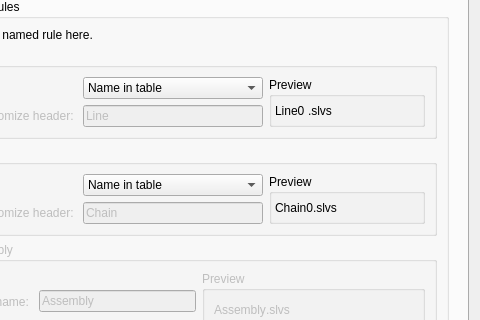
Old version of the form core/io/slvsType.ui in the repository KmolYuan/Pyslvs-UI; both pictures show x 82 to 562 and y 203 to 523 of the 562 by 710 pixel window.
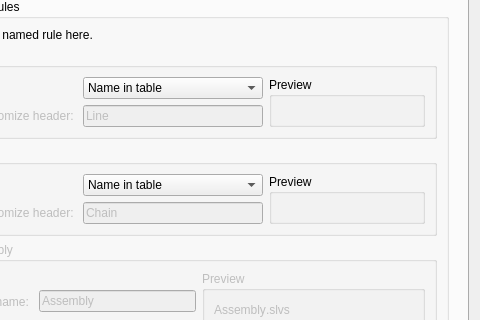
New version of the form. Icons and pictures are not drawn.

```diff
--- a/core/io/slvsType.ui
+++ b/core/io/slvsType.ui
@@ -300,20 +300,7 @@
                    <item>
                     <widget class="QLabel" name="LinkPreview">
                      <property name="text">
-                      <string>Line0</string>
-                     </property>
-                    </widget>
-                   </item>
-                   <item>
-                    <widget class="QLabel" name="label_9">
-                     <property name="sizePolicy">
-                      <sizepolicy hsizetype="Fixed" vsizetype="Preferred">
-                       <horstretch>0</horstretch>
-                       <verstretch>0</verstretch>
-                      </sizepolicy>
-                     </property>
-                     <property name="text">
-                      <string>.slvs</string>
+                      <string/>
                      </property>
                     </widget>
                    </item>
@@ -418,7 +405,7 @@
                   </property>
                   <layout class="QHBoxLayout" name="horizontalLayout_9">
                    <property name="spacing">
-                    <number>0</number>
+                    <number>3</number>
                    </property>
                    <property name="leftMargin">
                     <number>3</number>
@@ -435,20 +422,7 @@
                    <item>
                     <widget class="QLabel" name="ChainPreview">
                      <property name="text">
-                      <string>Chain0</string>
-                     </property>
-                    </widget>
-                   </item>
-                   <item>
-                    <widget class="QLabel" name="label_11">
-                     <property name="sizePolicy">
-                      <sizepolicy hsizetype="Fixed" vsizetype="Preferred">
-                       <horstretch>0</horstretch>
-                       <verstretch>0</verstretch>
-                      </sizepolicy>
-                     </property>
-                     <property name="text">
-                      <string>.slvs</string>
+                      <string/>
                      </property>
                     </widget>
                    </item>
```
